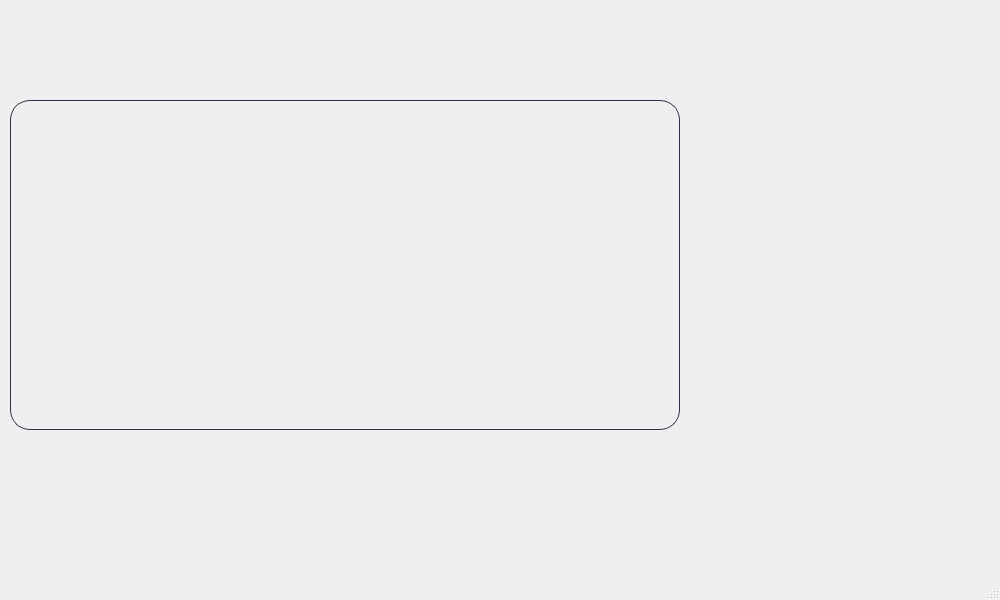
Above: gui/main.ui from octoberserver/DctArv-Nauncher before the change. Below: the same form after it.
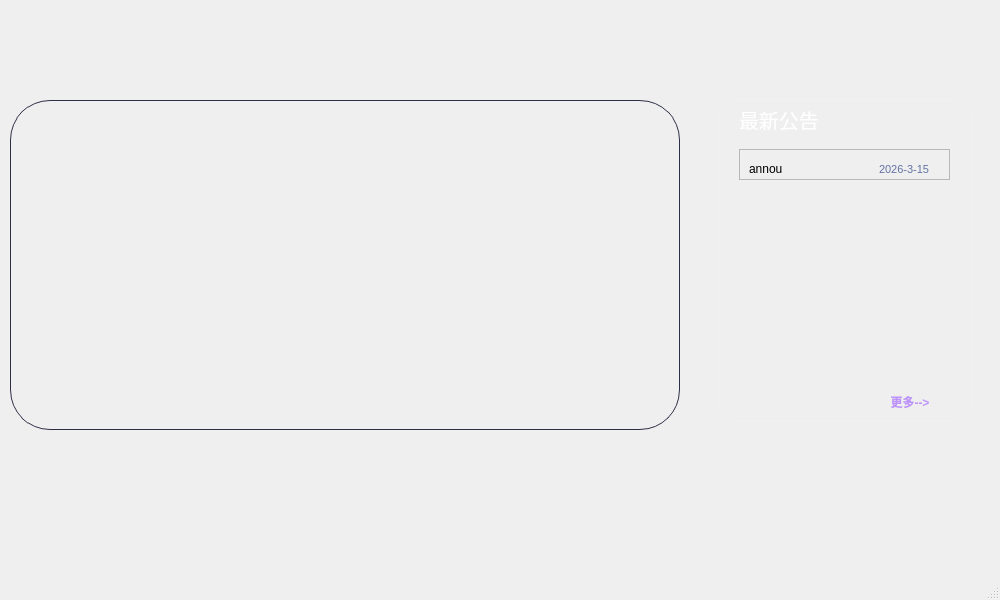
That is the form after the change. Icons and pictures are not drawn.

Diff of the .ui file:
```diff
--- a/gui/main.ui
+++ b/gui/main.ui
@@ -13,6 +13,16 @@
   <property name="windowTitle">
    <string>OctSrv Launcher</string>
   </property>
+  <property name="autoFillBackground">
+   <bool>false</bool>
+  </property>
+  <property name="styleSheet">
+   <string notr="true">#centralwidget {
+	background-image:url(:/b);
+    background-repeat: no-repeat;
+    background-position: center;
+}</string>
+  </property>
   <property name="tabShape">
    <enum>QTabWidget::TabShape::Triangular</enum>
   </property>
@@ -41,7 +51,7 @@
     background-position: center;
 
     /* 4. 設定圓角 (這就是你要的現代感) */
-    border-radius: 20px;
+    border-radius: 40px;
 
     /* 5. 選擇性：加上邊框讓卡片更明顯 */
     border: 1px solid #2d2f45;
@@ -57,12 +67,68 @@
    <widget class="QScrollArea" name="scrollArea">
     <property name="geometry">
      <rect>
-      <x>720</x>
-      <y>100</y>
+      <x>710</x>
+      <y>90</y>
       <width>271</width>
-      <height>331</height>
+      <height>341</height>
      </rect>
     </property>
+    <property name="styleSheet">
+     <string notr="true">#scrollArea {
+    background-color: transparent; /* 徹底透明 */
+    border-radius: 40px; 
+    border: none; 
+}
+
+#scrollAreaWidgetContents {
+    background: transparent;
+    border: none;
+}
+
+QLabel {
+    color: 	#000000;
+    font-family: &quot;Microsoft JhengHei&quot;;
+}
+
+#background {
+/* 從左上到右下的微弱漸層 */
+    background-color: qlineargradient(
+        x1: 0, y1: 0, x2: 1, y2: 1,
+        stop: 0 rgba(255, 255, 255, 0.12), 
+        stop: 0.5 rgba(255, 255, 255, 0.05), 
+        stop: 1 rgba(255, 255, 255, 0.1)
+    );
+    border-radius: 15px;
+    border: 1px solid rgba(255, 255, 255, 0.1);
+
+}
+
+#background:hover {
+	background-color: rgba(255, 255, 255, 0.15);
+    border: 1px solid rgba(189, 147, 249, 0.5); /* 移上去時邊框變紫色微光 */
+}
+
+#annou {
+	color: #ffffff;
+	font-size:20px;
+}
+
+#date {
+    color: #6272a4; 
+    font-size: 11px;
+}
+
+#pushButton {
+    color: #bd93f9;
+    background: transparent;
+    font-weight: bold;
+    border: none;
+}
+
+#pushButton:hover {
+    color: #ff79c6;
+}</string>
+    </property>
     <property name="frameShape">
      <enum>QFrame::Shape::NoFrame</enum>
     </property>
@@ -75,9 +141,98 @@
        <x>0</x>
        <y>0</y>
        <width>271</width>
-       <height>331</height>
+       <height>341</height>
       </rect>
      </property>
+     <layout class="QHBoxLayout" name="horizontalLayout">
+      <item>
+       <widget class="QFrame" name="background">
+        <property name="enabled">
+         <bool>true</bool>
+        </property>
+        <property name="frameShape">
+         <enum>QFrame::Shape::StyledPanel</enum>
+        </property>
+        <property name="frameShadow">
+         <enum>QFrame::Shadow::Raised</enum>
+        </property>
+        <widget class="QLabel" name="annou">
+         <property name="geometry">
+          <rect>
+           <x>20</x>
+           <y>10</y>
+           <width>81</width>
+           <height>21</height>
+          </rect>
+         </property>
+         <property name="text">
+          <string>最新公告</string>
+         </property>
+        </widget>
+        <widget class="QPushButton" name="pushButton">
+         <property name="geometry">
+          <rect>
+           <x>150</x>
+           <y>290</y>
+           <width>82</width>
+           <height>26</height>
+          </rect>
+         </property>
+         <property name="text">
+          <string>更多--&gt;</string>
+         </property>
+        </widget>
+        <widget class="QFrame" name="frame">
+         <property name="geometry">
+          <rect>
+           <x>20</x>
+           <y>50</y>
+           <width>211</width>
+           <height>31</height>
+          </rect>
+         </property>
+         <property name="frameShape">
+          <enum>QFrame::Shape::StyledPanel</enum>
+         </property>
+         <property name="frameShadow">
+          <enum>QFrame::Shadow::Raised</enum>
+         </property>
+         <widget class="QLabel" name="annou_2">
+          <property name="geometry">
+           <rect>
+            <x>10</x>
+            <y>10</y>
+            <width>91</width>
+            <height>20</height>
+           </rect>
+          </property>
+          <property name="sizePolicy">
+           <sizepolicy hsizetype="Expanding" vsizetype="Preferred">
+            <horstretch>0</horstretch>
+            <verstretch>0</verstretch>
+           </sizepolicy>
+          </property>
+          <property name="text">
+           <string>annou</string>
+          </property>
+         </widget>
+         <widget class="QLabel" name="date">
+          <property name="geometry">
+           <rect>
+            <x>140</x>
+            <y>10</y>
+            <width>91</width>
+            <height>20</height>
+           </rect>
+          </property>
+          <property name="text">
+           <string>2026-3-15</string>
+          </property>
+         </widget>
+        </widget>
+       </widget>
+      </item>
+     </layout>
     </widget>
    </widget>
   </widget>
```
Left out of the diff: 4 changed lines with no effect on the pictures.
